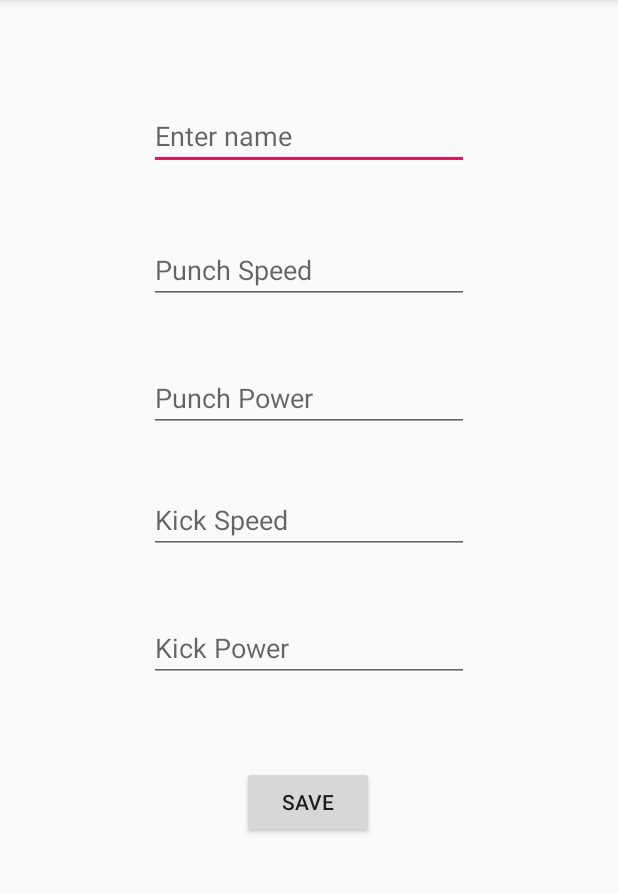
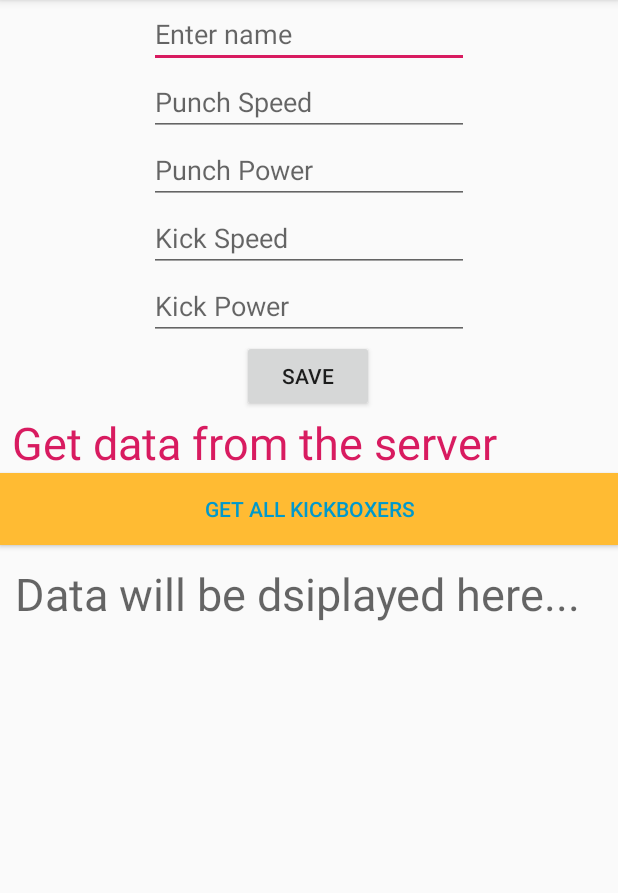
Before and after one commit to seeebbii/InstagramClone, an Android app: the screen it shows after launch (SignUp), on a phone screen of 412 x 824 dp, the part 84-977 px from its top. Run offline under Robolectric (Android 15) with nearby library versions, the light colour scheme and no system bars; libraries missing offline, so code that uses them is left out: com.parse, es.dmoral.toasty; 1 statement that could not run was skipped.

Commit message:
get Data from the parse server

```diff
--- a/app/src/main/java/com/example/instagramclone/SignUp.java
+++ b/app/src/main/java/com/example/instagramclone/SignUp.java
@@ -6,19 +6,30 @@ import es.dmoral.toasty.Toasty;
 import android.os.Bundle;
 import android.view.View;
 import android.widget.Button;
+import android.widget.EditText;
 import android.widget.TextView;
 import android.widget.Toast;
 
+import com.parse.FindCallback;
+import com.parse.GetCallback;
 import com.parse.Parse;
 import com.parse.ParseException;
 import com.parse.ParseObject;
+import com.parse.ParseQuery;
 import com.parse.SaveCallback;
+
+import org.w3c.dom.Text;
+
+import java.util.List;
 
 public class SignUp extends AppCompatActivity implements View.OnClickListener {
 
     private Button saveBtn;
-    private TextView txtName, punchSpeedTxt, punchPowerTxt, kickSpeedTxt, kickPowerTxt;
-
+    private EditText txtName, punchSpeedTxt, punchPowerTxt, kickSpeedTxt, kickPowerTxt;
+    private TextView txtGetData;
+    private Button btnGetAllData;
+    private String allKickBoxers;
+    private TextView displayAllData;
 
     @Override
     protected void onCreate(Bundle savedInstanceState) {
@@ -26,29 +37,60 @@ public class SignUp extends AppCompatActivity implements View.OnClickListener {
         setContentView(R.layout.activity_sign_up);
 
         saveBtn = findViewById(R.id.saveObjectBtn);
+        saveBtn.setOnClickListener(SignUp.this);
+
         txtName = findViewById(R.id.nameText);
         punchSpeedTxt = findViewById(R.id.punchSpeedText);
         punchPowerTxt = findViewById(R.id.punchPowertext);
         kickSpeedTxt = findViewById(R.id.kickSpeedText);
         kickPowerTxt = findViewById(R.id.kickPowerText);
+        txtGetData = findViewById(R.id.txtGetData);
+        btnGetAllData = findViewById(R.id.btnGetAllData);
+        displayAllData = findViewById(R.id.allDataTxt);
 
-        saveBtn.setOnClickListener(SignUp.this);
-//    public void helloWorldIsTapped(View view){
-//
-////        ParseObject boxer = new ParseObject("Boxer");
-////        boxer.put("punch_speed", 200);
-////        boxer.saveInBackground(new SaveCallback() {
-////            @Override
-////            public void done(ParseException e) {
-////
-////                if(e == null){
-////                    Toast.makeText(SignUp.this, "boxer object is svaed successfully", Toast.LENGTH_LONG).show();
-////                }
-////
-////            }
-////        });
-//    }
+        txtGetData.setOnClickListener(new View.OnClickListener() {
+            @Override
+            public void onClick(View v) {
+                ParseQuery<ParseObject> parseQuery = ParseQuery.getQuery("KickBoxer");
+                parseQuery.getInBackground("nNu5o67C34", new GetCallback<ParseObject>() {
+                    @Override
+                    public void done(ParseObject object, ParseException e) {
 
+                        if(object != null && e == null){
+                            txtGetData.setText(object.get("name") + " - " + "Punch Power: " + object.get("punchPower"));
+                        }
+
+                    }
+                });
+            }
+        });
+
+        btnGetAllData.setOnClickListener(new View.OnClickListener() {
+            @Override
+            public void onClick(View v) {
+
+                allKickBoxers = "";
+
+                ParseQuery<ParseObject> queryAll = ParseQuery.getQuery("KickBoxer");
+                queryAll.findInBackground(new FindCallback<ParseObject>() {
+                    @Override
+                    public void done(List<ParseObject> objects, ParseException e) {
+                        if(e == null){
+                            if(objects.size() > 0){
+                                for(ParseObject kickBoxer : objects){
+                                    allKickBoxers = allKickBoxers + kickBoxer.get("name") + " " + kickBoxer.get("punchSpeed")+ " "+ kickBoxer.get("punchPower")+ " "
+                                            + kickBoxer.get("kickSpeed") + " " + kickBoxer.get("kickPower") + "\n";
+                                    displayAllData.setText(allKickBoxers);
+                                }
+                                //Toasty.success(SignUp.this, allKickBoxers, Toast.LENGTH_SHORT, true).show();
+                            } else{
+                                Toasty.error(SignUp.this, e.getMessage(), Toast.LENGTH_SHORT, true).show();
+                            }
+                        }
+                    }
+                });
+            }
+        });
     }
 
     @Override
--- a/app/src/main/res/layout/activity_sign_up.xml
+++ b/app/src/main/res/layout/activity_sign_up.xml
@@ -10,7 +10,6 @@
         android:id="@+id/nameText"
         android:layout_width="wrap_content"
         android:layout_height="wrap_content"
-        android:layout_marginTop="68dp"
         android:ems="10"
         android:hint="Enter name"
         android:inputType="textPersonName"
@@ -22,7 +21,6 @@
         android:id="@+id/punchSpeedText"
         android:layout_width="wrap_content"
         android:layout_height="wrap_content"
-        android:layout_marginTop="44dp"
         android:ems="10"
         android:hint="Punch Speed"
         android:inputType="textPersonName"
@@ -34,7 +32,6 @@
         android:id="@+id/punchPowertext"
         android:layout_width="wrap_content"
         android:layout_height="wrap_content"
-        android:layout_marginTop="40dp"
         android:ems="10"
         android:hint="Punch Power"
         android:inputType="textPersonName"
@@ -46,7 +43,6 @@
         android:id="@+id/kickSpeedText"
         android:layout_width="wrap_content"
         android:layout_height="wrap_content"
-        android:layout_marginTop="36dp"
         android:ems="10"
         android:hint="Kick Speed"
         android:inputType="textPersonName"
@@ -58,7 +54,6 @@
         android:id="@+id/kickPowerText"
         android:layout_width="wrap_content"
         android:layout_height="wrap_content"
-        android:layout_marginTop="40dp"
         android:ems="10"
         android:hint="Kick Power"
         android:inputType="textPersonName"
@@ -70,10 +65,49 @@
         android:id="@+id/saveObjectBtn"
         android:layout_width="wrap_content"
         android:layout_height="wrap_content"
-        android:layout_marginTop="56dp"
         android:text="Save"
         app:layout_constraintEnd_toEndOf="parent"
         app:layout_constraintHorizontal_bias="0.498"
         app:layout_constraintStart_toStartOf="parent"
         app:layout_constraintTop_toBottomOf="@+id/kickPowerText" />
+
+    <TextView
+        android:id="@+id/txtGetData"
+        android:layout_width="0dp"
+        android:layout_height="wrap_content"
+        android:layout_marginStart="8dp"
+        android:layout_marginEnd="8dp"
+        android:text="Get data from the server"
+        android:textColor="@color/colorAccent"
+        android:textSize="30sp"
+        app:layout_constraintEnd_toEndOf="parent"
+        app:layout_constraintHorizontal_bias="0.0"
+        app:layout_constraintStart_toStartOf="parent"
+        app:layout_constraintTop_toBottomOf="@+id/saveObjectBtn" />
+
+    <Button
+        android:id="@+id/btnGetAllData"
+        android:layout_width="0dp"
+        android:layout_height="wrap_content"
+        android:background="@android:color/holo_orange_light"
+        android:text="Get all kickBoxers"
+        android:textColor="@android:color/holo_blue_dark"
+        app:layout_constraintEnd_toEndOf="parent"
+        app:layout_constraintHorizontal_bias="0.0"
+        app:layout_constraintStart_toStartOf="parent"
+        app:layout_constraintTop_toBottomOf="@+id/txtGetData" />
+
+    <TextView
+        android:id="@+id/allDataTxt"
+        android:layout_width="0dp"
+        android:layout_height="wrap_content"
+        android:layout_marginStart="10dp"
+        android:layout_marginTop="12dp"
+        android:layout_marginEnd="10dp"
+        android:hint="Data will be dsiplayed here..."
+        android:textSize="30sp"
+        app:layout_constraintEnd_toEndOf="parent"
+        app:layout_constraintHorizontal_bias="1.0"
+        app:layout_constraintStart_toStartOf="parent"
+        app:layout_constraintTop_toBottomOf="@+id/btnGetAllData" />
 </androidx.constraintlayout.widget.ConstraintLayout>
```
